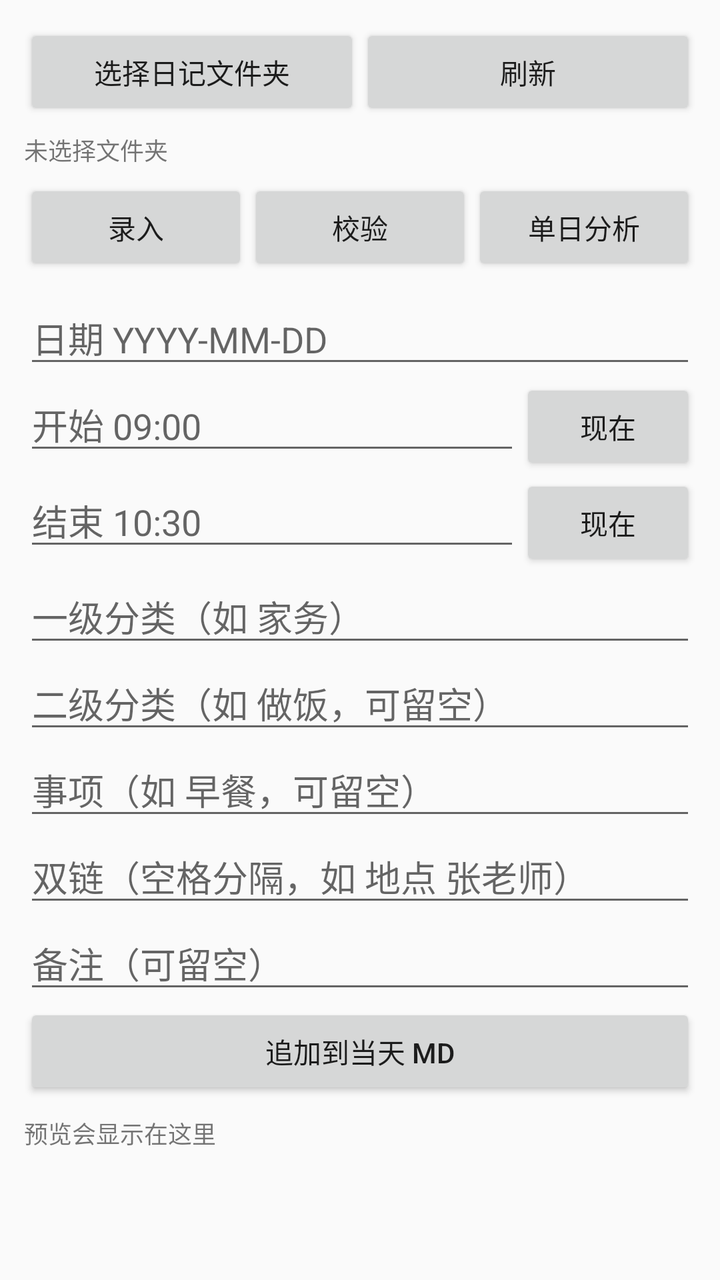
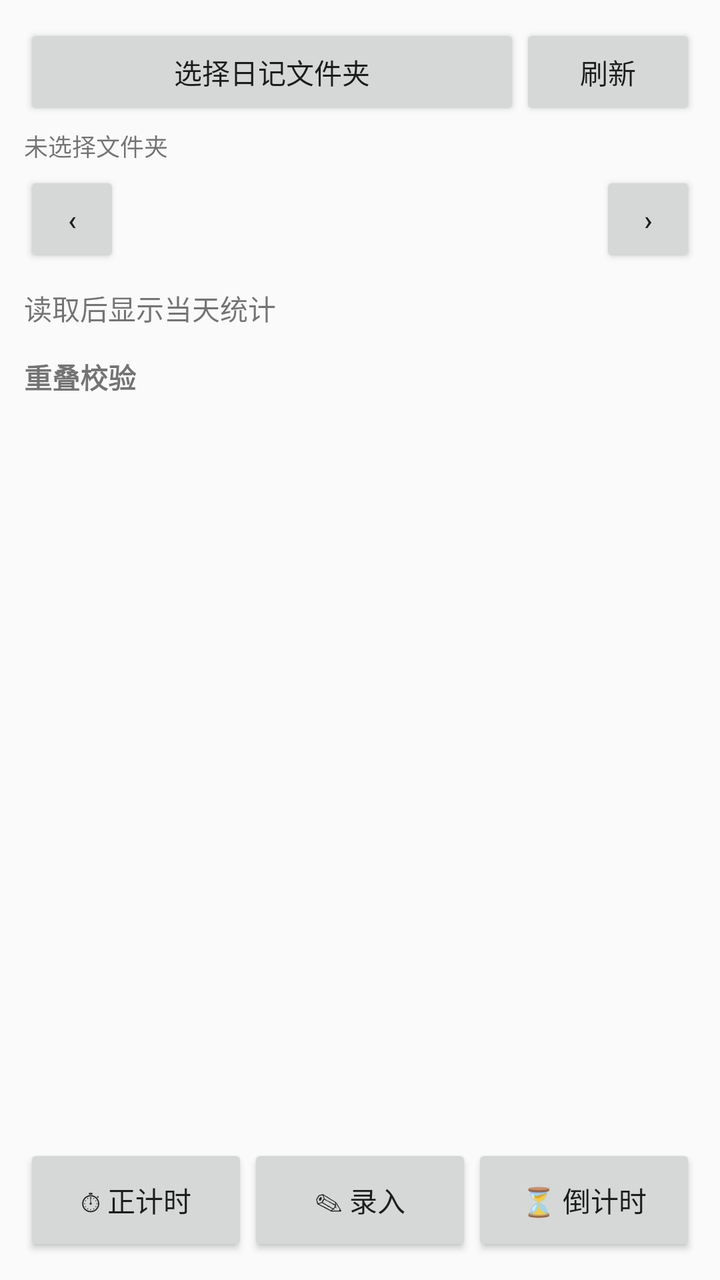

Two renders of the same Android screen: before a commit and after it. Below are the layout's source before the change and the commit's diff.
<!-- AndroidManifest.xml: application theme AppTheme -->
<!-- res/layout/activity_main.xml -->
<?xml version="1.0" encoding="utf-8"?>
<LinearLayout xmlns:android="http://schemas.android.com/apk/res/android"
    android:layout_width="match_parent"
    android:layout_height="match_parent"
    android:orientation="vertical"
    android:padding="12dp">

    <LinearLayout
        android:layout_width="match_parent"
        android:layout_height="wrap_content"
        android:orientation="horizontal">

        <Button
            android:id="@+id/btnPickFolder"
            android:layout_width="0dp"
            android:layout_height="wrap_content"
            android:layout_weight="1"
            android:text="选择日记文件夹" />

        <Button
            android:id="@+id/btnReload"
            android:layout_width="0dp"
            android:layout_height="wrap_content"
            android:layout_weight="1"
            android:text="刷新" />
    </LinearLayout>

    <TextView
        android:id="@+id/tvFolder"
        android:layout_width="match_parent"
        android:layout_height="wrap_content"
        android:paddingTop="6dp"
        android:paddingBottom="6dp"
        android:text="未选择文件夹"
        android:textSize="12sp" />

    <LinearLayout
        android:layout_width="match_parent"
        android:layout_height="wrap_content"
        android:orientation="horizontal">

        <Button
            android:id="@+id/tabInput"
            android:layout_width="0dp"
            android:layout_height="wrap_content"
            android:layout_weight="1"
            android:text="录入" />

        <Button
            android:id="@+id/tabCheck"
            android:layout_width="0dp"
            android:layout_height="wrap_content"
            android:layout_weight="1"
            android:text="校验" />

        <Button
            android:id="@+id/tabStats"
            android:layout_width="0dp"
            android:layout_height="wrap_content"
            android:layout_weight="1"
            android:text="单日分析" />
    </LinearLayout>

    <ScrollView
        android:layout_width="match_parent"
        android:layout_height="0dp"
        android:layout_weight="1"
        android:fillViewport="true">

        <LinearLayout
            android:layout_width="match_parent"
            android:layout_height="wrap_content"
            android:orientation="vertical">

            
            <LinearLayout
                android:id="@+id/panelInput"
                android:layout_width="match_parent"
                android:layout_height="wrap_content"
                android:orientation="vertical"
                android:paddingTop="8dp">

                <EditText
                    android:id="@+id/etDate"
                    android:layout_width="match_parent"
                    android:layout_height="wrap_content"
                    android:hint="日期 YYYY-MM-DD"
                    android:inputType="date" />

                <LinearLayout
                    android:layout_width="match_parent"
                    android:layout_height="wrap_content"
                    android:orientation="horizontal">

                    <EditText
                        android:id="@+id/etStart"
                        android:layout_width="0dp"
                        android:layout_height="wrap_content"
                        android:layout_weight="1"
                        android:hint="开始 09:00"
                        android:inputType="time" />

                    <Button
                        android:id="@+id/btnNowStart"
                        android:layout_width="wrap_content"
                        android:layout_height="wrap_content"
                        android:text="现在" />
                </LinearLayout>

                <LinearLayout
                    android:layout_width="match_parent"
                    android:layout_height="wrap_content"
                    android:orientation="horizontal">

                    <EditText
                        android:id="@+id/etEnd"
                        android:layout_width="0dp"
                        android:layout_height="wrap_content"
                        android:layout_weight="1"
                        android:hint="结束 10:30"
                        android:inputType="time" />

                    <Button
                        android:id="@+id/btnNowEnd"
                        android:layout_width="wrap_content"
                        android:layout_height="wrap_content"
                        android:text="现在" />
                </LinearLayout>

                <EditText
                    android:id="@+id/etL1"
                    android:layout_width="match_parent"
                    android:layout_height="wrap_content"
                    android:hint="一级分类（如 家务）"
                    android:inputType="text" />

                <EditText
                    android:id="@+id/etL2"
                    android:layout_width="match_parent"
                    android:layout_height="wrap_content"
                    android:hint="二级分类（如 做饭，可留空）"
                    android:inputType="text" />

                <EditText
                    android:id="@+id/etTitle"
                    android:layout_width="match_parent"
                    android:layout_height="wrap_content"
                    android:hint="事项（如 早餐，可留空）"
                    android:inputType="text" />

                <EditText
                    android:id="@+id/etLinks"
                    android:layout_width="match_parent"
                    android:layout_height="wrap_content"
                    android:hint="双链（空格分隔，如 地点 张老师）"
                    android:inputType="text" />

                <EditText
                    android:id="@+id/etNote"
                    android:layout_width="match_parent"
                    android:layout_height="wrap_content"
                    android:hint="备注（可留空）"
                    android:inputType="textMultiLine"
                    android:maxLines="3" />

                <Button
                    android:id="@+id/btnSave"
                    android:layout_width="match_parent"
                    android:layout_height="wrap_content"
                    android:text="追加到当天 md" />

                <TextView
                    android:id="@+id/tvPreview"
                    android:layout_width="match_parent"
                    android:layout_height="wrap_content"
                    android:paddingTop="8dp"
                    android:text="预览会显示在这里"
                    android:textIsSelectable="true"
                    android:textSize="12sp"
                    android:typeface="monospace" />
            </LinearLayout>

            
            <LinearLayout
                android:id="@+id/panelCheck"
                android:layout_width="match_parent"
                android:layout_height="wrap_content"
                android:orientation="vertical"
                android:paddingTop="8dp"
                android:visibility="gone">

                <TextView
                    android:id="@+id/tvCheckDate"
                    android:layout_width="match_parent"
                    android:layout_height="wrap_content"
                    android:textSize="13sp"
                    android:textStyle="bold" />

                <TextView
                    android:id="@+id/tvCheck"
                    android:layout_width="match_parent"
                    android:layout_height="wrap_content"
                    android:paddingTop="8dp"
                    android:text="读取后显示当天的重叠"
                    android:textIsSelectable="true"
                    android:textSize="13sp" />
            </LinearLayout>

            
            <LinearLayout
                android:id="@+id/panelStats"
                android:layout_width="match_parent"
                android:layout_height="wrap_content"
                android:orientation="vertical"
                android:paddingTop="8dp"
                android:visibility="gone">

                <LinearLayout
                    android:layout_width="match_parent"
                    android:layout_height="wrap_content"
                    android:orientation="horizontal">

                    <Button
                        android:id="@+id/btnPrevDay"
                        android:layout_width="48dp"
                        android:layout_height="wrap_content"
                        android:text="‹" />

                    <TextView
                        android:id="@+id/tvStatsDate"
                        android:layout_width="0dp"
                        android:layout_height="wrap_content"
                        android:layout_weight="1"
                        android:gravity="center"
                        android:textSize="15sp"
                        android:textStyle="bold" />

                    <Button
                        android:id="@+id/btnNextDay"
                        android:layout_width="48dp"
                        android:layout_height="wrap_content"
                        android:text="›" />
                </LinearLayout>

                <TextView
                    android:id="@+id/tvStats"
                    android:layout_width="match_parent"
                    android:layout_height="wrap_content"
                    android:paddingTop="8dp"
                    android:text="读取后显示当天统计"
                    android:textIsSelectable="true"
                    android:textSize="13sp" />

                <TextView
                    android:id="@+id/tvFuture"
                    android:layout_width="match_parent"
                    android:layout_height="wrap_content"
                    android:paddingTop="16dp"
                    android:text="周 / 月 / 年分析将在后续版本加入"
                    android:textSize="12sp"
                    android:textStyle="italic" />
            </LinearLayout>
        </LinearLayout>
    </ScrollView>
</LinearLayout>
<!-- resources referenced by this layout -->
<resources>
  <style name="AppTheme" parent="Theme.AppCompat.Light.NoActionBar">
          <item name="colorPrimary">#185FA5</item>
          <item name="colorPrimaryDark">#0C447C</item>
          <item name="colorAccent">#185FA5</item>
      </style>
</resources>

<!-- the commit's change to res/layout/activity_main.xml (unified diff, before → after) -->
@@ -1,84 +1,195 @@
 <?xml version="1.0" encoding="utf-8"?>
-<LinearLayout xmlns:android="http://schemas.android.com/apk/res/android"
+<FrameLayout xmlns:android="http://schemas.android.com/apk/res/android"
     android:layout_width="match_parent"
-    android:layout_height="match_parent"
-    android:orientation="vertical"
-    android:padding="12dp">
-
+    android:layout_height="match_parent">
+
+    
     <LinearLayout
         android:layout_width="match_parent"
-        android:layout_height="wrap_content"
-        android:orientation="horizontal">
-
-        <Button
-            android:id="@+id/btnPickFolder"
-            android:layout_width="0dp"
+        android:layout_height="match_parent"
+        android:orientation="vertical"
+        android:padding="12dp">
+
+        <LinearLayout
+            android:layout_width="match_parent"
             android:layout_height="wrap_content"
+            android:orientation="horizontal">
+
+            <Button
+                android:id="@+id/btnPickFolder"
+                android:layout_width="0dp"
+                android:layout_height="wrap_content"
+                android:layout_weight="1"
+                android:text="选择日记文件夹" />
+
+            <Button
+                android:id="@+id/btnReload"
+                android:layout_width="wrap_content"
+                android:layout_height="wrap_content"
+                android:text="刷新" />
+        </LinearLayout>
+
+        <TextView
+            android:id="@+id/tvFolder"
+            android:layout_width="match_parent"
+            android:layout_height="wrap_content"
+            android:paddingTop="4dp"
+            android:paddingBottom="4dp"
+            android:text="未选择文件夹"
+            android:textSize="12sp" />
+
+        <ScrollView
+            android:layout_width="match_parent"
+            android:layout_height="0dp"
             android:layout_weight="1"
-            android:text="选择日记文件夹" />
-
-        <Button
-            android:id="@+id/btnReload"
-            android:layout_width="0dp"
+            android:fillViewport="true">
+
+            <LinearLayout
+                android:layout_width="match_parent"
+                android:layout_height="wrap_content"
+                android:orientation="vertical">
+
+                <LinearLayout
+                    android:layout_width="match_parent"
+                    android:layout_height="wrap_content"
+                    android:orientation="horizontal">
+
+                    <Button
+                        android:id="@+id/btnPrevDay"
+                        android:layout_width="48dp"
+                        android:layout_height="wrap_content"
+                        android:text="‹" />
+
+                    <TextView
+                        android:id="@+id/tvStatsDate"
+                        android:layout_width="0dp"
+                        android:layout_height="wrap_content"
+                        android:layout_weight="1"
+                        android:gravity="center"
+                        android:textSize="17sp"
+                        android:textStyle="bold" />
+
+                    <Button
+                        android:id="@+id/btnNextDay"
+                        android:layout_width="48dp"
+                        android:layout_height="wrap_content"
+                        android:text="›" />
+                </LinearLayout>
+
+                <TextView
+                    android:id="@+id/tvStats"
+                    android:layout_width="match_parent"
+                    android:layout_height="wrap_content"
+                    android:paddingTop="10dp"
+                    android:text="读取后显示当天统计"
+                    android:textIsSelectable="true"
+                    android:textSize="14sp" />
+
+                <TextView
+                    android:id="@+id/tvCheckTitle"
+                    android:layout_width="match_parent"
+                    android:layout_height="wrap_content"
+                    android:paddingTop="14dp"
+                    android:text="重叠校验"
+                    android:textSize="14sp"
+                    android:textStyle="bold" />
+
+                <TextView
+                    android:id="@+id/tvCheck"
+                    android:layout_width="match_parent"
+                    android:layout_height="wrap_content"
+                    android:paddingTop="4dp"
+                    android:text=""
+                    android:textIsSelectable="true"
+                    android:textSize="13sp" />
+            </LinearLayout>
+        </ScrollView>
+
+        
+        <LinearLayout
+            android:layout_width="match_parent"
             android:layout_height="wrap_content"
-            android:layout_weight="1"
-            android:text="刷新" />
+            android:orientation="horizontal"
+            android:paddingTop="8dp">
+
+            <Button
+                android:id="@+id/btnStopwatch"
+                android:layout_width="0dp"
+                android:layout_height="56dp"
+                android:layout_weight="1"
+                android:text="⏱ 正计时" />
+
+            <Button
+                android:id="@+id/btnInput"
+                android:layout_width="0dp"
+                android:layout_height="56dp"
+                android:layout_weight="1"
+                android:text="✎ 录入" />
+
+            <Button
+                android:id="@+id/btnCountdown"
+                android:layout_width="0dp"
+                android:layout_height="56dp"
+                android:layout_weight="1"
+                android:text="⏳ 倒计时" />
+        </LinearLayout>
     </LinearLayout>
 
-    <TextView
-        android:id="@+id/tvFolder"
+    
+    <View
+        android:id="@+id/sheetDim"
+        android:layout_width="match_parent"
+        android:layout_height="match_parent"
+        android:background="#66000000"
+        android:visibility="gone" />
+
+    <LinearLayout
+        android:id="@+id/inputSheet"
         android:layout_width="match_parent"
         android:layout_height="wrap_content"
-        android:paddingTop="6dp"
-        android:paddingBottom="6dp"
-        android:text="未选择文件夹"
-        android:textSize="12sp" />
-
-    <LinearLayout
-        android:layout_width="match_parent"
-        android:layout_height="wrap_content"
-        android:orientation="horizontal">
-
-        <Button
-            android:id="@+id/tabInput"
-            android:layout_width="0dp"
-            android:layout_height="wrap_content"
+        android:layout_gravity="bottom"
+        android:background="#FFFFFFFF"
+        android:orientation="vertical"
+        android:visibility="gone">
+
+        
+        <LinearLayout
+            android:id="@+id/sheetHandle"
+            android:layout_width="match_parent"
+            android:layout_height="44dp"
+            android:gravity="center_vertical"
+            android:orientation="horizontal">
+
+            <TextView
+                android:layout_width="0dp"
+                android:layout_height="wrap_content"
+                android:layout_weight="1"
+                android:paddingStart="16dp"
+                android:text="录入（下滑或点 × 收起）"
+                android:textSize="13sp"
+                android:textStyle="bold" />
+
+            <Button
+                android:id="@+id/btnHideSheet"
+                android:layout_width="56dp"
+                android:layout_height="wrap_content"
+                android:text="×" />
+        </LinearLayout>
+
+        <ScrollView
+            android:id="@+id/sheetScroll"
+            android:layout_width="match_parent"
+            android:layout_height="0dp"
             android:layout_weight="1"
-            android:text="录入" />
-
-        <Button
-            android:id="@+id/tabCheck"
-            android:layout_width="0dp"
-            android:layout_height="wrap_content"
-            android:layout_weight="1"
-            android:text="校验" />
-
-        <Button
-            android:id="@+id/tabStats"
-            android:layout_width="0dp"
-            android:layout_height="wrap_content"
-            android:layout_weight="1"
-            android:text="单日分析" />
-    </LinearLayout>
-
-    <ScrollView
-        android:layout_width="match_parent"
-        android:layout_height="0dp"
-        android:layout_weight="1"
-        android:fillViewport="true">
-
-        <LinearLayout
-            android:layout_width="match_parent"
-            android:layout_height="wrap_content"
-            android:orientation="vertical">
-
-            
+            android:fillViewport="true">
+
             <LinearLayout
-                android:id="@+id/panelInput"
                 android:layout_width="match_parent"
                 android:layout_height="wrap_content"
                 android:orientation="vertical"
-                android:paddingTop="8dp">
+                android:paddingStart="16dp"
+                android:paddingEnd="16dp"
+                android:paddingBottom="16dp">
 
                 <EditText
                     android:id="@+id/etDate"
@@ -105,12 +216,6 @@
                         android:layout_width="wrap_content"
                         android:layout_height="wrap_content"
                         android:text="现在" />
-                </LinearLayout>
-
-                <LinearLayout
-                    android:layout_width="match_parent"
-                    android:layout_height="wrap_content"
-                    android:orientation="horizontal">
 
                     <EditText
                         android:id="@+id/etEnd"
@@ -161,105 +266,24 @@
                     android:layout_height="wrap_content"
                     android:hint="备注（可留空）"
                     android:inputType="textMultiLine"
-                    android:maxLines="3" />
+                    android:maxLines="2" />
 
                 <Button
                     android:id="@+id/btnSave"
                     android:layout_width="match_parent"
                     android:layout_height="wrap_content"
-                    android:text="追加到当天 md" />
+                    android:text="校验并追加到当天 md" />
 
                 <TextView
                     android:id="@+id/tvPreview"
                     android:layout_width="match_parent"
                     android:layout_height="wrap_content"
-                    android:paddingTop="8dp"
+                    android:paddingTop="6dp"
                     android:text="预览会显示在这里"
                     android:textIsSelectable="true"
                     android:textSize="12sp"
                     android:typeface="monospace" />
             </LinearLayout>
-
-            
-            <LinearLayout
-                android:id="@+id/panelCheck"
-                android:layout_width="match_parent"
-                android:layout_height="wrap_content"
-                android:orientation="vertical"
-                android:paddingTop="8dp"
-                android:visibility="gone">
-
-                <TextView
-                    android:id="@+id/tvCheckDate"
-                    android:layout_width="match_parent"
-                    android:layout_height="wrap_content"
-                    android:textSize="13sp"
-                    android:textStyle="bold" />
-
-                <TextView
-                    android:id="@+id/tvCheck"
-                    android:layout_width="match_parent"
-                    android:layout_height="wrap_content"
-                    android:paddingTop="8dp"
-                    android:text="读取后显示当天的重叠"
-                    android:textIsSelectable="true"
-                    android:textSize="13sp" />
-            </LinearLayout>
-
-            
-            <LinearLayout
-                android:id="@+id/panelStats"
-                android:layout_width="match_parent"
-                android:layout_height="wrap_content"
-                android:orientation="vertical"
-                android:paddingTop="8dp"
-                android:visibility="gone">
-
-                <LinearLayout
-                    android:layout_width="match_parent"
-                    android:layout_height="wrap_content"
-                    android:orientation="horizontal">
-
-                    <Button
-                        android:id="@+id/btnPrevDay"
-                        android:layout_width="48dp"
-                        android:layout_height="wrap_content"
-                        android:text="‹" />
-
-                    <TextView
-                        android:id="@+id/tvStatsDate"
-                        android:layout_width="0dp"
-                        android:layout_height="wrap_content"
-                        android:layout_weight="1"
-                        android:gravity="center"
-                        android:textSize="15sp"
-                        android:textStyle="bold" />
-
-                    <Button
-                        android:id="@+id/btnNextDay"
-                        android:layout_width="48dp"
-                        android:layout_height="wrap_content"
-                        android:text="›" />
-                </LinearLayout>
-
-                <TextView
-                    android:id="@+id/tvStats"
-                    android:layout_width="match_parent"
-                    android:layout_height="wrap_content"
-                    android:paddingTop="8dp"
-                    android:text="读取后显示当天统计"
-                    android:textIsSelectable="true"
-                    android:textSize="13sp" />
-
-                <TextView
-                    android:id="@+id/tvFuture"
-                    android:layout_width="match_parent"
-                    android:layout_height="wrap_content"
-                    android:paddingTop="16dp"
-                    android:text="周 / 月 / 年分析将在后续版本加入"
-                    android:textSize="12sp"
-                    android:textStyle="italic" />
-            </LinearLayout>
-        </LinearLayout>
-    </ScrollView>
-</LinearLayout>
+        </ScrollView>
+    </LinearLayout>
+</FrameLayout>
